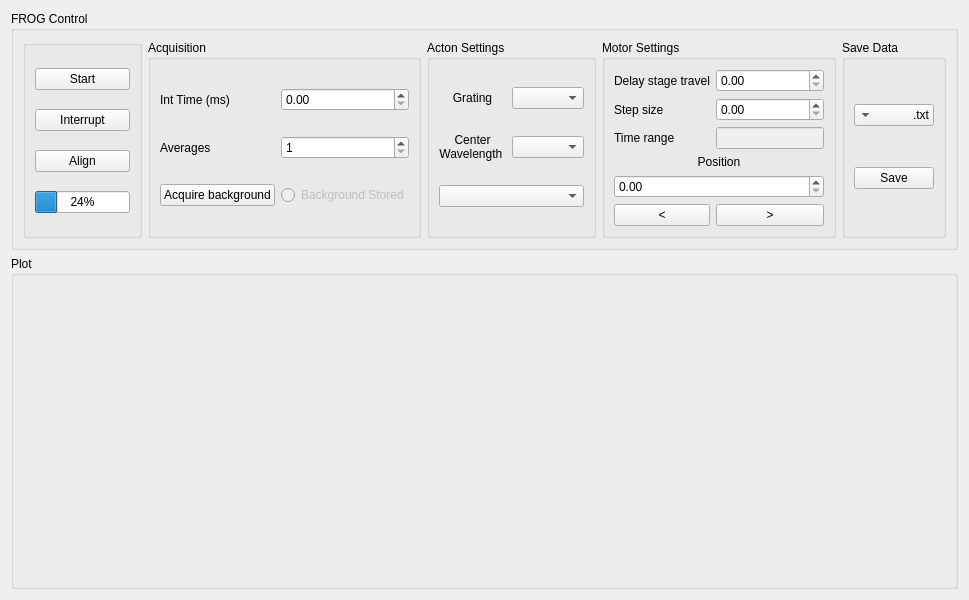
rbrenesh/KeithleyJVGUI, file JVMeasurement_ui.ui: the form before one commit.
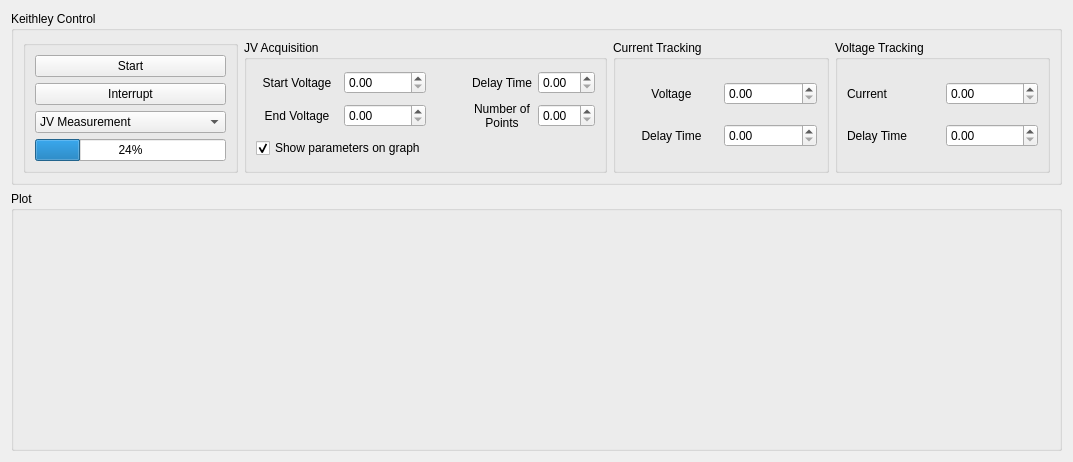
The form after the commit. Icons and pictures are not drawn.

Patch:
```diff
--- a/JVMeasurement_ui.ui
+++ b/JVMeasurement_ui.ui
@@ -6,8 +6,8 @@
    <rect>
     <x>0</x>
     <y>0</y>
-    <width>969</width>
-    <height>600</height>
+    <width>1073</width>
+    <height>462</height>
    </rect>
   </property>
   <property name="windowTitle">
@@ -17,41 +17,77 @@
    <item>
     <widget class="QGroupBox" name="control_groupBox">
      <property name="title">
-      <string>FROG Control</string>
+      <string>Keithley Control</string>
      </property>
      <layout class="QHBoxLayout" name="horizontalLayout">
       <item>
        <widget class="QGroupBox" name="groupBox_4">
+        <property name="sizePolicy">
+         <sizepolicy hsizetype="Preferred" vsizetype="Preferred">
+          <horstretch>0</horstretch>
+          <verstretch>0</verstretch>
+         </sizepolicy>
+        </property>
         <property name="title">
          <string/>
         </property>
         <layout class="QGridLayout" name="gridLayout_5">
          <item row="0" column="1">
           <widget class="QPushButton" name="start_pushButton">
+           <property name="sizePolicy">
+            <sizepolicy hsizetype="Preferred" vsizetype="Fixed">
+             <horstretch>0</horstretch>
+             <verstretch>0</verstretch>
+            </sizepolicy>
+           </property>
            <property name="text">
             <string>Start</string>
            </property>
           </widget>
          </item>
-         <item row="2" column="1">
+         <item row="3" column="1">
           <widget class="QPushButton" name="interrupt_pushButton">
+           <property name="sizePolicy">
+            <sizepolicy hsizetype="Preferred" vsizetype="Fixed">
+             <horstretch>0</horstretch>
+             <verstretch>0</verstretch>
+            </sizepolicy>
+           </property>
            <property name="text">
             <string>Interrupt</string>
            </property>
           </widget>
          </item>
-         <item row="4" column="1">
+         <item row="5" column="1">
           <widget class="QProgressBar" name="progressBar">
+           <property name="sizePolicy">
+            <sizepolicy hsizetype="Preferred" vsizetype="Fixed">
+             <horstretch>0</horstretch>
+             <verstretch>0</verstretch>
+            </sizepolicy>
+           </property>
            <property name="value">
             <number>24</number>
            </property>
           </widget>
          </item>
-         <item row="3" column="1">
-          <widget class="QPushButton" name="align_pushButton">
-           <property name="text">
-            <string>Align</string>
-           </property>
+         <item row="4" column="1">
+          <widget class="QComboBox" name="measurement_comboBox">
+           <item>
+            <property name="text">
+             <string>JV Measurement</string>
+            </property>
+           </item>
+           <item>
+            <property name="text">
+             <string>Current Tracking</string>
+            </property>
+           </item>
+           <item>
+            <property name="text">
+             <string>Voltage Tracking</string>
+            </property>
+           </item>
           </widget>
          </item>
         </layout>
@@ -60,58 +96,109 @@
       <item>
        <widget class="QGroupBox" name="groupBox_6">
         <property name="title">
-         <string>Acquisition</string>
+         <string>JV Acquisition</string>
         </property>
         <layout class="QGridLayout" name="gridLayout_7">
-         <item row="2" column="1">
-          <widget class="QDoubleSpinBox" name="avgs_spinBox">
-           <property name="decimals">
-            <number>0</number>
+         <item row="1" column="1">
+          <widget class="QDoubleSpinBox" name="endV_doubleSpinBox"/>
+         </item>
+         <item row="0" column="4">
+          <widget class="QDoubleSpinBox" name="JVdelaytime_doubleSpinBox"/>
+         </item>
+         <item row="0" column="0">
+          <widget class="QLabel" name="label">
+           <property name="text">
+            <string>Start Voltage</string>
            </property>
-           <property name="minimum">
-            <double>1.000000000000000</double>
-           </property>
-           <property name="maximum">
-            <double>100000000.000000000000000</double>
+           <property name="alignment">
+            <set>Qt::AlignCenter</set>
            </property>
           </widget>
          </item>
-         <item row="2" column="0">
+         <item row="1" column="0">
           <widget class="QLabel" name="label_8">
            <property name="text">
-            <string>Averages</string>
+            <string>End Voltage</string>
            </property>
+           <property name="alignment">
+            <set>Qt::AlignCenter</set>
+           </property>
           </widget>
          </item>
-         <item row="1" column="0">
+         <item row="0" column="1">
+          <widget class="QDoubleSpinBox" name="startV_doubleSpinBox"/>
+         </item>
+         <item row="4" column="0" colspan="2">
+          <widget class="QCheckBox" name="fittedparams_checkBox">
+           <property name="layoutDirection">
+            <enum>Qt::LeftToRight</enum>
+           </property>
+           <property name="autoFillBackground">
+            <bool>false</bool>
+           </property>
+           <property name="text">
+            <string>Show parameters on graph</string>
+           </property>
+           <property name="checked">
+            <bool>true</bool>
+           </property>
+          </widget>
+         </item>
+         <item row="1" column="3">
+          <widget class="QLabel" name="label_4">
+           <property name="text">
+            <string>Number of
+Points</string>
+           </property>
+           <property name="alignment">
+            <set>Qt::AlignCenter</set>
+           </property>
+          </widget>
+         </item>
+         <item row="0" column="3">
           <widget class="QLabel" name="label_9">
            <property name="text">
-            <string>Int Time (ms)</string>
+            <string>Delay Time</string>
            </property>
+           <property name="alignment">
+            <set>Qt::AlignCenter</set>
+           </property>
           </widget>
          </item>
-         <item row="1" column="1">
-          <widget class="QDoubleSpinBox" name="int_time_doubleSpinBox"/>
+         <item row="1" column="4">
+          <widget class="QDoubleSpinBox" name="npoints_spinBox"/>
          </item>
-         <item row="3" column="0">
-          <widget class="QPushButton" name="acqbckg_pushButton">
-           <property name="text">
-            <string>Acquire background</string>
+         <item row="0" column="2">
+          <spacer name="horizontalSpacer">
+           <property name="orientation">
+            <enum>Qt::Horizontal</enum>
            </property>
-          </widget>
+           <property name="sizeType">
+            <enum>QSizePolicy::Minimum</enum>
+           </property>
+           <property name="sizeHint" stdset="0">
+            <size>
+             <width>40</width>
+             <height>20</height>
+            </size>
+           </property>
+          </spacer>
          </item>
-         <item row="3" column="1">
-          <widget class="QRadioButton" name="storedbckg_radioButton">
-           <property name="enabled">
-            <bool>false</bool>
+         <item row="1" column="2">
+          <spacer name="horizontalSpacer_2">
+           <property name="orientation">
+            <enum>Qt::Horizontal</enum>
            </property>
-           <property name="text">
-            <string>Background Stored</string>
+           <property name="sizeType">
+            <enum>QSizePolicy::Minimum</enum>
            </property>
-           <property name="checkable">
-            <bool>true</bool>
+           <property name="sizeHint" stdset="0">
+            <size>
+             <width>40</width>
+             <height>20</height>
+            </size>
            </property>
-          </widget>
+          </spacer>
          </item>
         </layout>
        </widget>
@@ -119,7 +206,7 @@
       <item>
        <widget class="QGroupBox" name="groupBox_5">
         <property name="title">
-         <string>Acton Settings</string>
+         <string>Current Tracking</string>
         </property>
         <layout class="QGridLayout" name="gridLayout">
          <item row="0" column="0">
@@ -136,21 +223,17 @@
             <enum>Qt::LeftToRight</enum>
            </property>
            <property name="text">
-            <string>Grating</string>
+            <string>Voltage</string>
            </property>
            <property name="alignment">
             <set>Qt::AlignCenter</set>
            </property>
           </widget>
          </item>
-         <item row="0" column="1">
-          <widget class="QComboBox" name="grating_comboBox"/>
-         </item>
          <item row="1" column="0">
           <widget class="QLabel" name="label_6">
            <property name="text">
-            <string>Center
-Wavelength </string>
+            <string>Delay Time</string>
            </property>
            <property name="alignment">
             <set>Qt::AlignCenter</set>
@@ -161,10 +244,10 @@
           </widget>
          </item>
          <item row="1" column="1">
-          <widget class="QComboBox" name="wav_comboBox"/>
+          <widget class="QDoubleSpinBox" name="delay_itrack_doubleSpinBox"/>
          </item>
-         <item row="2" column="0" colspan="2">
-          <widget class="QComboBox" name="wl_calib_comboBox"/>
+         <item row="0" column="1">
+          <widget class="QDoubleSpinBox" name="voltage_doubleSpinBox"/>
          </item>
         </layout>
        </widget>
@@ -172,123 +255,28 @@
       <item>
        <widget class="QGroupBox" name="groupBox_2">
         <property name="title">
-         <string>Motor Settings</string>
+         <string>Voltage Tracking</string>
         </property>
         <layout class="QGridLayout" name="gridLayout_3">
-         <item row="1" column="1">
-          <widget class="QDoubleSpinBox" name="stepsize_spinBox"/>
-         </item>
-         <item row="1" column="0">
-          <widget class="QLabel" name="label_3">
-           <property name="text">
-            <string>Step size</string>
-           </property>
-          </widget>
+         <item row="0" column="1">
+          <widget class="QDoubleSpinBox" name="current_doubleSpinBox"/>
          </item>
          <item row="0" column="0">
           <widget class="QLabel" name="label_2">
            <property name="text">
-            <string>Delay stage travel</string>
+            <string>Current</string>
            </property>
           </widget>
          </item>
-         <item row="3" column="0" colspan="2">
-          <widget class="QLabel" name="label_4">
+         <item row="1" column="0">
+          <widget class="QLabel" name="label_3">
            <property name="text">
-            <string>Position</string>
+            <string>Delay Time</string>
            </property>
-           <property name="alignment">
-            <set>Qt::AlignCenter</set>
-           </property>
           </widget>
          </item>
-         <item row="6" column="1">
-          <widget class="QPushButton" name="rightarrow_pushButton">
-           <property name="text">
-            <string>&gt;</string>
-           </property>
-          </widget>
-         </item>
-         <item row="6" column="0">
-          <widget class="QPushButton" name="leftarrow_pushButton">
-           <property name="text">
-            <string>&lt;</string>
-           </property>
-           <property name="icon">
-            <iconset theme="QtCore.Qt.LeftArrow">
-             <normaloff>.</normaloff>.</iconset>
-           </property>
-          </widget>
-         </item>
-         <item row="4" column="0" colspan="2">
-          <widget class="QDoubleSpinBox" name="pos_spinBox"/>
-         </item>
-         <item row="0" column="1">
-          <widget class="QDoubleSpinBox" name="delaydist_spinBox"/>
-         </item>
-         <item row="2" column="0">
-          <widget class="QLabel" name="label_5">
-           <property name="text">
-            <string>Time range</string>
-           </property>
-          </widget>
-         </item>
-         <item row="2" column="1">
-          <widget class="QLineEdit" name="timerange_lineEdit">
-           <property name="enabled">
-            <bool>false</bool>
-           </property>
-           <property name="sizePolicy">
-            <sizepolicy hsizetype="Preferred" vsizetype="Fixed">
-             <horstretch>0</horstretch>
-             <verstretch>0</verstretch>
-            </sizepolicy>
-           </property>
-          </widget>
-         </item>
-        </layout>
-       </widget>
-      </item>
-      <item>
-       <widget class="QGroupBox" name="groupBox">
-        <property name="sizePolicy">
-         <sizepolicy hsizetype="Maximum" vsizetype="Preferred">
-          <horstretch>0</horstretch>
-          <verstretch>0</verstretch>
-         </sizepolicy>
-        </property>
-        <property name="title">
-         <string>Save Data</string>
-        </property>
-        <layout class="QGridLayout" name="gridLayout_2">
-         <item row="1" column="0" colspan="2">
-          <widget class="QPushButton" name="save_pushButton">
-           <property name="text">
-            <string>Save</string>
-           </property>
-          </widget>
-         </item>
-         <item row="0" column="0" colspan="2">
-          <widget class="QComboBox" name="fileformat_comboBox">
-           <property name="layoutDirection">
-            <enum>Qt::RightToLeft</enum>
-           </property>
-           <item>
-            <property name="text">
-             <string>.txt</string>
-            </property>
-           </item>
-           <item>
-            <property name="text">
-             <string>.mat</string>
-            </property>
-           </item>
-           <item>
-            <property name="text">
-             <string>.npz</string>
-            </property>
-           </item>
-          </widget>
+         <item row="1" column="1">
+          <widget class="QDoubleSpinBox" name="delay_vtrack_doubleSpinBox"/>
          </item>
         </layout>
        </widget>
```
